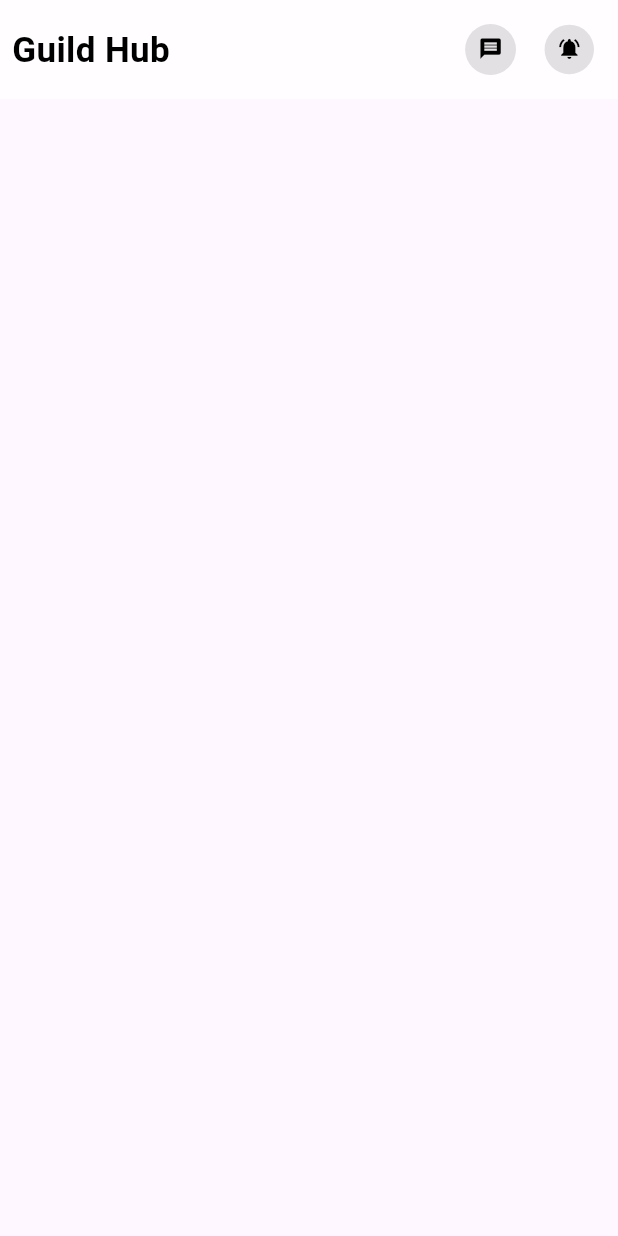
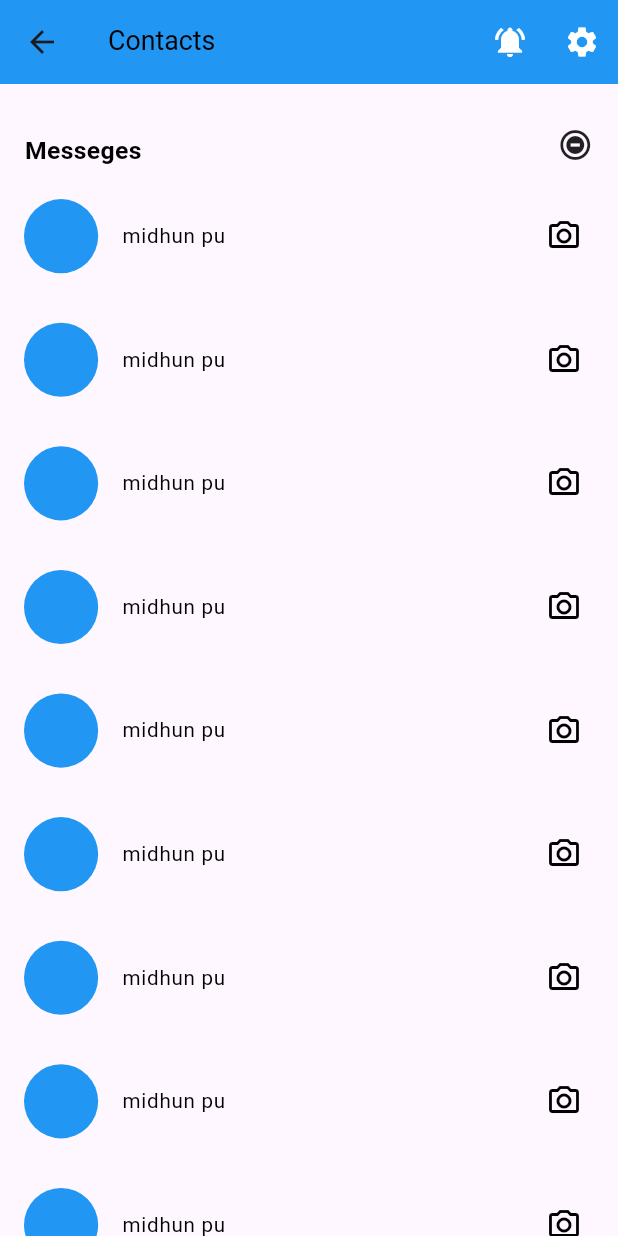
Before and after one commit to Midhunpu80/guild_hub, a Flutter app: what drawwer() shows on an empty page, opened directly, after a tap on the "message" icon, on a phone screen of 412 x 824 dp. Run offline on Flutter 3.47's test engine with Material 2 defaults, Android fonts, the phone set to English and light mode, and no system bars; our stand-ins replace get, google_nav_bar, sizer.

Commit message:
messege screen ui is completed

```diff
--- a/lib/view/screen/home/homescreen.dart
+++ b/lib/view/screen/home/homescreen.dart
@@ -20,7 +20,7 @@ class homescreen extends StatelessWidget {
               drawwer(),
              requirebar(),
               Divider(),
-              userpostdatasList(),
+              userpostdatasList(context),
             ],
           ),
         ));
--- /dev/null
+++ b/lib/view/screen/messegescreen/messegescreen.dart
@@ -0,0 +1,65 @@
+import 'package:flutter/material.dart';
+import 'package:job_socio/view/utility/alltext.dart';
+import 'package:job_socio/view/utility/colors.dart';
+import 'package:job_socio/view/widgets/usersList.dart';
+import 'package:sizer/sizer.dart';
+
+class messegeScreen extends StatelessWidget {
+  const messegeScreen({super.key});
+
+  @override
+  Widget build(BuildContext context) {
+    return Scaffold(
+      appBar: AppBar(
+        actions: [
+          IconButton(
+              onPressed: () {},
+              icon: Icon(
+                Icons.notifications_active,
+                color: wh,
+              )),
+          IconButton(
+              onPressed: () {},
+              icon: Icon(
+                Icons.settings,
+                color: wh,
+              )),
+        ],
+        title: alltext(
+            txt: "Contacts", col: bl, siz: 13.sp, wei: FontWeight.w400, max: 1),
+        backgroundColor: blu,
+      ),
+      body: SingleChildScrollView(
+        child: Column(
+          mainAxisAlignment: MainAxisAlignment.start,
+          crossAxisAlignment: CrossAxisAlignment.start,
+          children: [
+            Row(
+              children: [
+                Padding(
+                  padding: EdgeInsets.only(left: 2.h, top: 4.h),
+                  child: SizedBox(
+                      child: alltext(
+                          txt: "Messeges",
+                          col: bl,
+                          siz: 12.sp,
+                          wei: FontWeight.bold,
+                          max: 1)),
+                ),
+                const Spacer(),
+                Padding(
+                  padding: EdgeInsets.only(right: 2.h, top: 3.h),
+                  child: const Icon(Icons.do_not_disturb_on_total_silence_sharp),
+                )
+              ],
+            ),
+            SizedBox(
+              height: 2.h,
+            ),
+            allusersList(),
+          ],
+        ),
+      ),
+    );
+  }
+}
--- /dev/null
+++ b/lib/view/widgets/usersList.dart
@@ -0,0 +1,43 @@
+import 'package:flutter/material.dart';
+import 'package:get/get.dart';
+import 'package:job_socio/view/screen/messegescreen/messegeview_screen.dart';
+import 'package:job_socio/view/utility/alltext.dart';
+import 'package:job_socio/view/utility/colors.dart';
+import 'package:sizer/sizer.dart';
+
+Widget allusersList() {
+  return Container(
+    height: 90.h,
+    width: 100.w,
+    child: ListView.separated(
+        itemBuilder: (context, index) {
+          return Container(
+            height: 10.h,
+            width: 100.w,
+            child: ListTile(
+              onTap: () {
+                Get.to(() => messegeview_screen());
+              },
+              trailing: Icon(
+                Icons.camera_alt_outlined,
+                color: bl,
+              ),
+              leading: CircleAvatar(
+                backgroundColor: blu,
+                radius: 3.h,
+              ),
+              title: alltext(
+                  txt: "midhun pu",
+                  col: bl,
+                  siz: 10.sp,
+                  wei: FontWeight.w400,
+                  max: 1),
+            ),
+          );
+        },
+        separatorBuilder: (context, index) {
+          return SizedBox();
+        },
+        itemCount: 25),
+  );
+}
```
Also changed, not shown: lib/view/screen/messegescreen/messegeview_screen.dart (added, +150 -0 lines), lib/view/widgets/comments.dart (added, +114 -0 lines), lib/view/widgets/drawer.dart (+7 -3 lines), lib/view/widgets/userpost.dart (+9 -4 lines).
